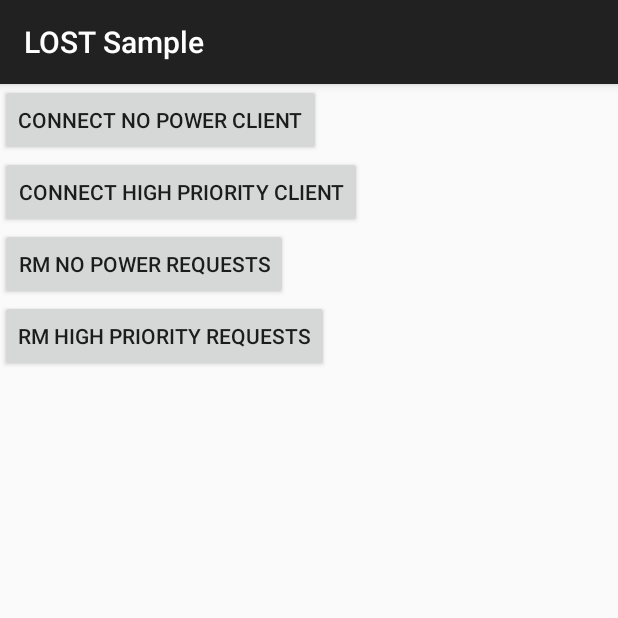
After one commit to lostzen/lost, an Android app: the MultiplePriorityMultipleClientsActivity screen opened directly, with no data from a screen before it, on a phone screen of 412 x 824 dp, the top half of it. The commit adds this screen. Run offline under Robolectric (Android 15) with nearby library versions, the phone set to English and light mode, and no system bars.

Commit message:
Add sample for multiple clients w/diff request priorities

```diff
--- a/lost-sample/src/main/AndroidManifest.xml
+++ b/lost-sample/src/main/AndroidManifest.xml
@@ -37,6 +37,7 @@
     <activity android:name=".LocationAvailabilityActivity"/>
     <activity android:name=".MultipleLocationListenerMultipleClientsActivity"/>
     <activity android:name=".MultipleLocationListenerSingleClientActivity"/>
+    <activity android:name=".MultiplePriorityMultipleClientsActivity"/>
 
     <service
         android:name=".GeofenceIntentService"
--- /dev/null
+++ b/lost-sample/src/main/java/com/example/lost/MultiplePriorityMultipleClientsActivity.java
@@ -0,0 +1,105 @@
+package com.example.lost;
+
+import com.mapzen.android.lost.api.LocationListener;
+import com.mapzen.android.lost.api.LocationRequest;
+import com.mapzen.android.lost.api.LocationServices;
+import com.mapzen.android.lost.api.LostApiClient;
+
+import android.location.Location;
+import android.os.Bundle;
+import android.support.annotation.Nullable;
+import android.util.Log;
+import android.view.View;
+
+/**
+ * Demonstrates two {@link LostApiClient}s receiving location updates with different request
+ * priorities.
+ */
+public class MultiplePriorityMultipleClientsActivity extends LostApiClientActivity {
+
+  private static final String TAG = MultiplePriorityMultipleClientsActivity.class.getSimpleName();
+
+  LostApiClient otherClient;
+
+  LocationListener noPowerListener = new LocationListener() {
+    @Override public void onLocationChanged(Location location) {
+      Log.d(TAG, "No Power Client Location:" + location.getLongitude() + " " +
+          location.getLatitude());
+    }
+  };
+
+  LocationListener highPriorityListener = new LocationListener() {
+    @Override public void onLocationChanged(Location location) {
+      Log.d(TAG, "High Priority Client Location:" + location.getLongitude() + " " +
+          location.getLatitude());
+    }
+  };
+
+  @Override protected void onCreate(@Nullable Bundle savedInstanceState) {
+    super.onCreate(savedInstanceState);
+    setContentView(R.layout.activity_multiple_clients_requests);
+    createOtherClient();
+    setupBtns();
+  }
+
+  @Override public void onConnected() {
+    super.onConnected();
+    requestNoPowerUpdates();
+  }
+
+  private void setupBtns() {
+    findViewById(R.id.connect_no_power_btn).setOnClickListener(new View.OnClickListener() {
+      @Override public void onClick(View v) {
+        client.connect();
+      }
+    });
+    findViewById(R.id.connect_high_priority_btn).setOnClickListener(new View.OnClickListener() {
+      @Override public void onClick(View v) {
+        otherClient.connect();
+      }
+    });
+    findViewById(R.id.rm_no_power_btn).setOnClickListener(new View.OnClickListener() {
+      @Override public void onClick(View v) {
+        LocationServices.FusedLocationApi.removeLocationUpdates(client, noPowerListener);
+      }
+    });
+    findViewById(R.id.rm_high_priority_btn).setOnClickListener(new View.OnClickListener() {
+      @Override public void onClick(View v) {
+        LocationServices.FusedLocationApi.removeLocationUpdates(otherClient, highPriorityListener);
+      }
+    });
+  }
+
+  private void requestNoPowerUpdates() {
+    LocationRequest request = LocationRequest.create()
+        .setPriority(LocationRequest.PRIORITY_NO_POWER)
+        .setFastestInterval(0)
+        .setSmallestDisplacement(0)
+        .setInterval(1000); // 1 sec
+    LocationServices.FusedLocationApi.requestLocationUpdates(client, request, noPowerListener);
+  }
+
+  private void createOtherClient() {
+    otherClient = new LostApiClient.Builder(this)
+        .addConnectionCallbacks(new LostApiClient.ConnectionCallbacks() {
+
+          @Override public void onConnected() {
+            Log.d("Test", "High priority onConnected");
+
+            LocationRequest request = LocationRequest.create()
+                .setPriority(LocationRequest.PRIORITY_HIGH_ACCURACY)
+                .setFastestInterval(0)
+                .setSmallestDisplacement(0)
+                .setInterval(1000); // 1 sec
+
+            LocationServices.FusedLocationApi.requestLocationUpdates(otherClient, request,
+                highPriorityListener);
+          }
+
+          @Override public void onConnectionSuspended() {
+
+          }
+        })
+        .build();
+  }
+}
--- a/lost-sample/src/main/java/com/example/lost/SamplesList.java
+++ b/lost-sample/src/main/java/com/example/lost/SamplesList.java
@@ -20,6 +20,9 @@ public class SamplesList {
       new Sample(R.string.sample_multiple_clients_diff_intervals_title,
           R.string.sample_multiple_clients_diff_intervals_description,
           MultipleLocationListenerMultipleClientsActivity.class),
+      new Sample(R.string.sample_multiple_clients_priorities_title,
+          R.string.sample_multiple_clients_priorities_description,
+          MultiplePriorityMultipleClientsActivity.class),
       new Sample(R.string.sample_single_client_diff_intervals_title,
           R.string.sample_single_client_diff_intervals_description,
           MultipleLocationListenerSingleClientActivity.class),
--- /dev/null
+++ b/lost-sample/src/main/res/layout/activity_multiple_clients_requests.xml
@@ -0,0 +1,36 @@
+<?xml version="1.0" encoding="utf-8"?>
+<LinearLayout xmlns:android="http://schemas.android.com/apk/res/android"
+    android:orientation="vertical"
+    android:layout_width="match_parent"
+    android:layout_height="match_parent">
+
+  <Button
+      android:layout_width="wrap_content"
+      android:layout_height="wrap_content"
+      android:text="Connect no power client"
+      android:id="@+id/connect_no_power_btn"
+      />
+
+  <Button
+      android:layout_width="wrap_content"
+      android:layout_height="wrap_content"
+      android:text="Connect high priority client"
+      android:id="@+id/connect_high_priority_btn"
+      />
+
+  <Button
+      android:layout_width="wrap_content"
+      android:layout_height="wrap_content"
+      android:text="Rm no power requests"
+      android:id="@+id/rm_no_power_btn"
+      />
+
+  <Button
+      android:layout_width="wrap_content"
+      android:layout_height="wrap_content"
+      android:text="Rm high priority requests"
+      android:id="@+id/rm_high_priority_btn"
+      />
+
+
+</LinearLayout>
--- a/lost-sample/src/main/res/values/strings.xml
+++ b/lost-sample/src/main/res/values/strings.xml
@@ -80,5 +80,7 @@
   <string name="sample_multiple_clients_diff_intervals_description">Demonstrates how multiple clients can request location updates at different fastest intervals</string>
   <string name="sample_single_client_diff_intervals_title">Single Client w/different Intervals</string>
   <string name="sample_single_client_diff_intervals_description">Demonstrates how a single client can request location updates at different fastest intervals</string>
+  <string name="sample_multiple_clients_priorities_title">Multiple Clients w/different request priorities</string>
+  <string name="sample_multiple_clients_priorities_description">Demonstrates multiple clients receiving location requests for different location priorities</string>
 
 </resources>
```
Also changed, not shown: lost/src/main/java/com/mapzen/android/lost/api/LocationRequest.java (+15 -5 lines), lost/src/main/java/com/mapzen/android/lost/internal/ClientCallbackWrapper.java (+2 -5 lines), lost/src/main/java/com/mapzen/android/lost/internal/LostRequestManager.java (+6 -3 lines), 2 other files.
